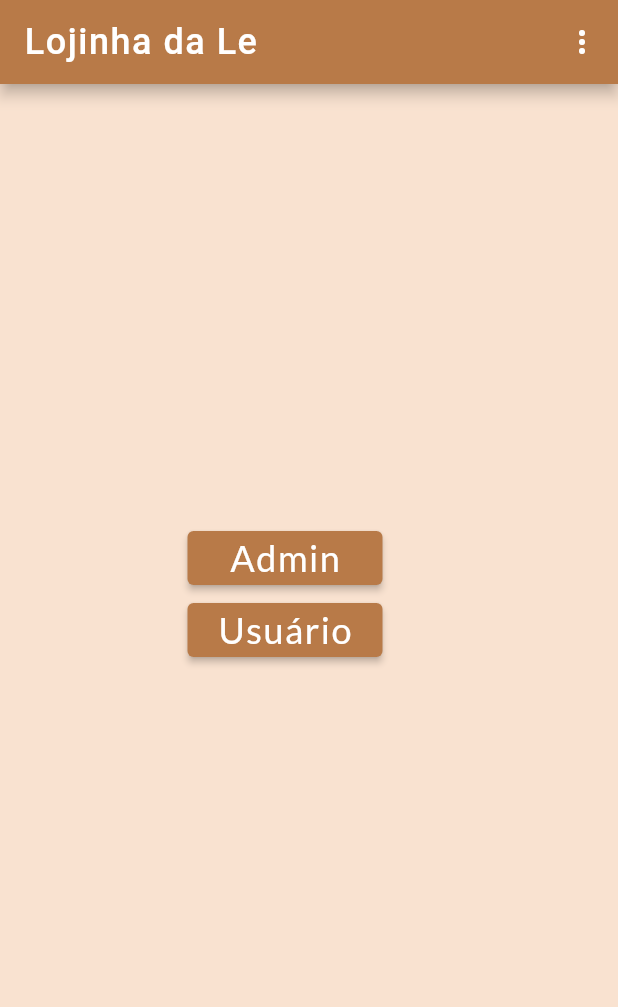
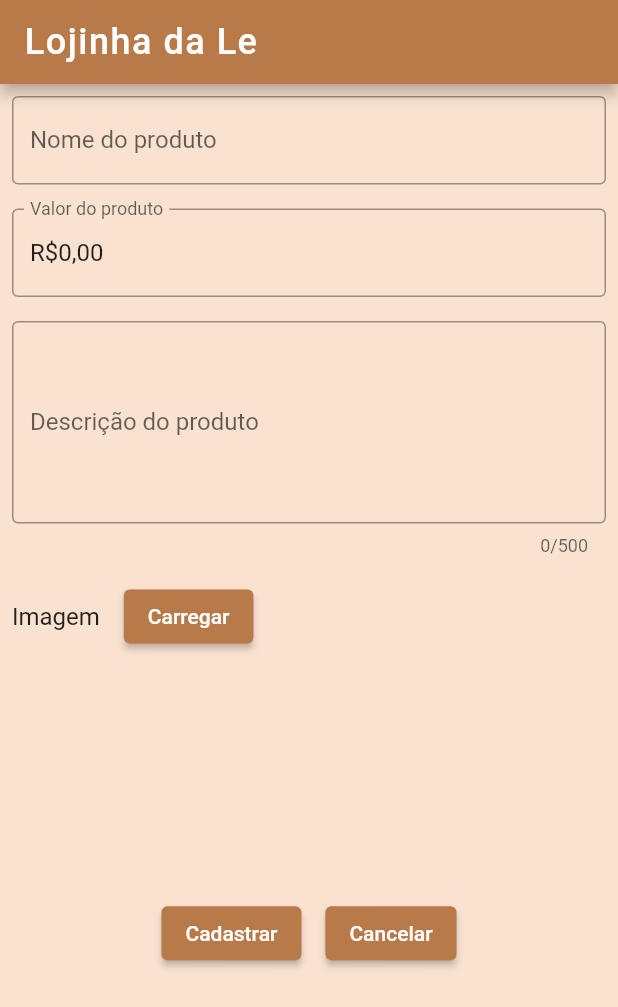
Before and after one commit to leeconde/lojinha, a Flutter app: the screen it shows after launch, on a phone screen of 412 x 824 dp. Shown: the top 1007 px of the screen. Run offline on Flutter 3.47's test engine with Material 2 defaults, Android fonts, the phone set to English and light mode, and no system bars; our stand-ins replace flutter_masked_text, google_fonts, splashscreen.

Commit message:
Menu admin finalizado, criada a tela de cadastro de produto

```diff
--- a/lib/main.dart
+++ b/lib/main.dart
@@ -1,4 +1,6 @@
 import 'package:flutter/material.dart';
+import 'package:lojinha/screens/cadastro_produto.dart';
+import 'package:lojinha/screens/menu_admin.dart';
 import 'package:lojinha/screens/menu_principal.dart';
 import 'package:lojinha/screens/splash_screen_activity.dart';
 import 'package:splashscreen/splashscreen.dart';
@@ -6,6 +8,6 @@ import 'package:splashscreen/splashscreen.dart';
 void main() {
   runApp(MaterialApp(
     debugShowCheckedModeBanner: false,
-    home: SplashScreenActivity(),
+    home: CadastroProduto(),
   ));
 }
--- /dev/null
+++ b/lib/screens/cadastro_produto.dart
@@ -0,0 +1,123 @@
+import 'package:flutter/material.dart';
+import 'package:flutter/painting.dart';
+import 'package:flutter_masked_text/flutter_masked_text.dart';
+import 'package:google_fonts/google_fonts.dart';
+
+class CadastroProduto extends StatelessWidget {
+  @override
+  Widget build(BuildContext context) {
+    MoneyMaskedTextController maskedController = MoneyMaskedTextController(
+        decimalSeparator: ',', thousandSeparator: '.', leftSymbol: 'R\$');
+
+    return Scaffold(
+      backgroundColor: Color.fromRGBO(249, 226, 208, 15),
+      appBar: AppBar(
+        backgroundColor: Color.fromRGBO(184, 122, 72, 100),
+        title: Text(
+          'Lojinha da Le',
+          style: GoogleFonts.rumRaisin(fontSize: 24, letterSpacing: 1),
+        ),
+      ),
+      body: SafeArea(
+        child: SingleChildScrollView(
+          child: Column(
+            children: [
+              Padding(
+                padding: const EdgeInsets.all(8),
+                child: TextFormField(
+                  decoration: InputDecoration(
+                    border: OutlineInputBorder(),
+                    labelText: 'Nome do produto',
+                    hoverColor: Colors.black,
+                  ),
+                ),
+              ),
+              Padding(
+                padding: const EdgeInsets.all(8),
+                child: TextFormField(
+                  controller: maskedController,
+                  decoration: InputDecoration(
+                    border: OutlineInputBorder(),
+                    labelText: 'Valor do produto',
+                    hoverColor: Colors.black,
+                  ),
+                  keyboardType: TextInputType.number,
+                ),
+              ),
+              Padding(
+                padding: const EdgeInsets.all(8),
+                child: TextFormField(
+                  decoration: InputDecoration(
+                    border: OutlineInputBorder(),
+                    labelText: 'Descrição do produto',
+                    hoverColor: Colors.black,
+                  ),
+                  maxLength: 500,
+                  maxLines: 5,
+                ),
+              ),
+              Row(
+                children: [
+                  Padding(
+                    padding: const EdgeInsets.all(8),
+                    child: Text(
+                      'Imagem',
+                      style: TextStyle(
+                        fontSize: 16,
+                      ),
+                    ),
+                  ),
+                  Padding(
+                    padding: const EdgeInsets.all(8.0),
+                    child: ElevatedButton(
+                      onPressed: () {},
+                      child: Text('Carregar'),
+                      style: ButtonStyle(
+                        backgroundColor: MaterialStateProperty.all<Color>(
+                          Color.fromRGBO(184, 122, 72, 50),
+                        ),
+                      ),
+                    ),
+                  ),
+                ],
+              ),
+              Align(
+                heightFactor: 3.3,
+                alignment: Alignment.bottomCenter,
+                child: Row(
+                  mainAxisAlignment: MainAxisAlignment.center,
+                  children: [
+                    Padding(
+                      padding: const EdgeInsets.all(8.0),
+                      child: ElevatedButton(
+                        onPressed: () {},
+                        child: Text('Cadastrar'),
+                        style: ButtonStyle(
+                          backgroundColor: MaterialStateProperty.all<Color>(
+                            Color.fromRGBO(184, 122, 72, 50),
+                          ),
+                        ),
+                      ),
+                    ),
+                    Padding(
+                      padding: const EdgeInsets.all(8.0),
+                      child: ElevatedButton(
+                        onPressed: () {},
+                        child: Text('Cancelar'),
+                        style: ButtonStyle(
+                          backgroundColor: MaterialStateProperty.all<Color>(
+                            Color.fromRGBO(184, 122, 72, 50),
+                          ),
+                        ),
+                      ),
+                    ),
+                  ],
+                ),
+              ),
+            ],
+          ),
+        ),
+      ),
+    );
+  }
+}
--- a/pubspec.yaml
+++ b/pubspec.yaml
@@ -30,6 +30,7 @@ dependencies:
   flutter:
     sdk: flutter
   splashscreen:
+  flutter_masked_text: ^0.8.0
 
 
   # The following adds the Cupertino Icons font to your application.
```
Also changed, not shown: lib/screens/menu_admin.dart (+72 -2 lines), pubspec.lock.
